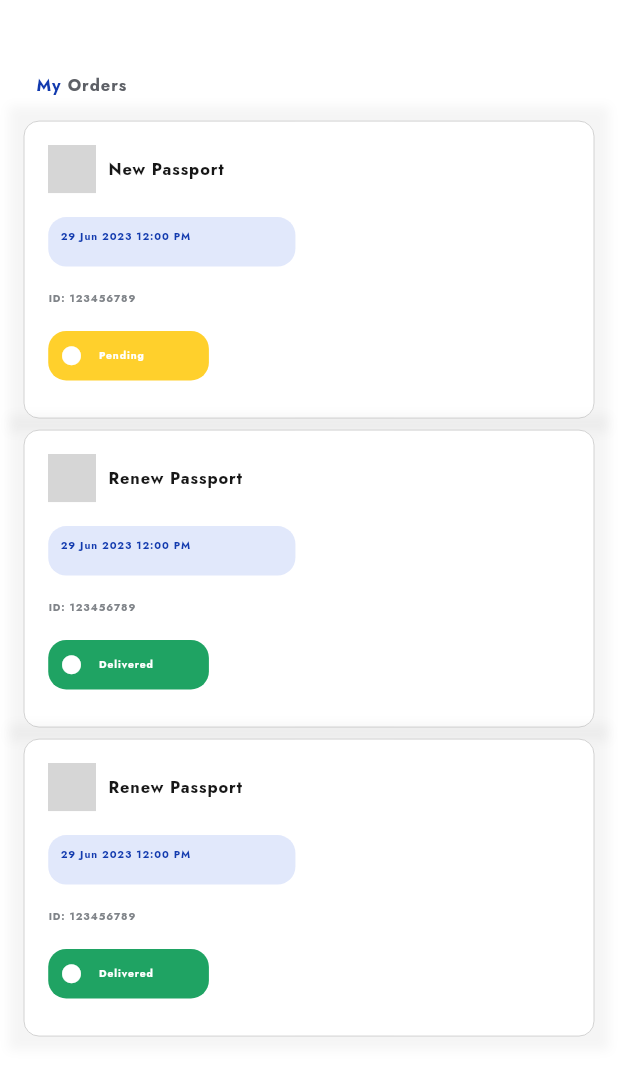
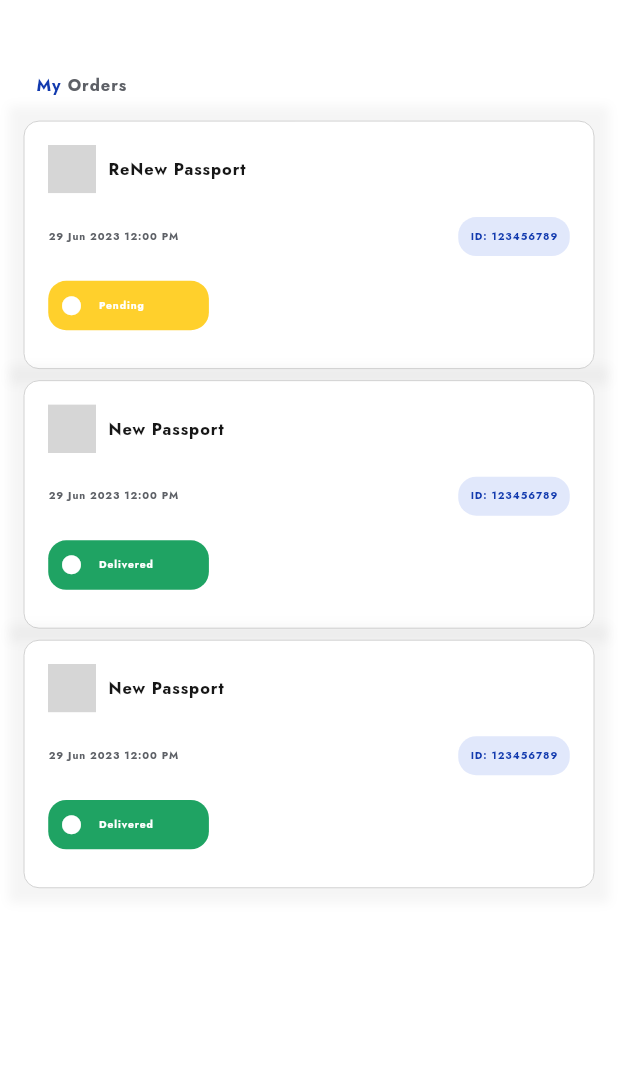
Before and after one commit to binimuse/ics, a Flutter app: the MyOrderView screen opened by its route, on a phone screen of 412 x 824 dp. Shown: the top 1076 px of the screen. Run offline on Flutter 3.47's test engine with Material 2 defaults, Android fonts, the phone set to English and light mode, and no system bars; our stand-ins replace bot_toast, cached_network_image, carousel_slider, connectivity, flutter_bounce, flutter_form_builder and 11 more; accounts and stored records are empty; grey boxes are pictures that could not be loaded.

Commit message:
<fix> some bug fixed

```diff
--- a/lib/app/modules/my_order/views/my_order_view.dart
+++ b/lib/app/modules/my_order/views/my_order_view.dart
@@ -25,11 +25,11 @@ class MyOrderView extends GetView<MyOrderController> {
                 height: 3.h,
               ),
               buildName(context),
+              buildcard(context, "ReNew Passport", "29 Jun 2023 12:00 PM",
+                  "Pending", "ID: 123456789"),
               buildcard(context, "New Passport", "29 Jun 2023 12:00 PM",
-                  "Pending", "ID: 123456789"),
-              buildcard(context, "Renew Passport", "29 Jun 2023 12:00 PM",
                   "Delivered", "ID: 123456789"),
-              buildcard(context, "Renew Passport", "29 Jun 2023 12:00 PM",
+              buildcard(context, "New Passport", "29 Jun 2023 12:00 PM",
                   "Delivered", "ID: 123456789"),
             ],
           ),
@@ -64,7 +64,7 @@ class MyOrderView extends GetView<MyOrderController> {
   buildcard(BuildContext context, String title, String date, String status,
       String id) {
     return Container(
-      height: 25.h,
+      height: 21.h,
       decoration: BoxDecoration(
         boxShadow: [
           BoxShadow(
@@ -115,9 +115,14 @@ class MyOrderView extends GetView<MyOrderController> {
               child: Row(
                 mainAxisAlignment: MainAxisAlignment.spaceBetween,
                 children: [
+                  Text(
+                    date,
+                    style: AppTextStyles.bodySmallBold.copyWith(
+                      color: AppColors.grayDark,
+                      fontSize: AppSizes.font_10,
+                    ),
+                  ),
                   Container(
-                    height: 4.h,
-                    width: 40.w,
                     decoration: BoxDecoration(
                       color: AppColors.primaryLighter.withOpacity(0.2),
                       borderRadius: BorderRadius.circular(12.0),
@@ -125,7 +130,7 @@ class MyOrderView extends GetView<MyOrderController> {
                     child: Padding(
                       padding: const EdgeInsets.all(8.0),
                       child: Text(
-                        date,
+                        id,
                         style: AppTextStyles.bodySmallBold.copyWith(
                           color: AppColors.primary,
                           fontSize: AppSizes.font_10,
@@ -134,21 +139,6 @@ class MyOrderView extends GetView<MyOrderController> {
                     ),
                   ),
                 ],
-              ),
-            ),
-            SizedBox(
-              height: 2.h,
-            ),
-            Padding(
-              padding: EdgeInsets.symmetric(
-                horizontal: AppSizes.mp_w_8 * 0.7,
-              ),
-              child: Text(
-                id,
-                style: AppTextStyles.bodySmallBold.copyWith(
-                  color: AppColors.grayDefault,
-                  fontSize: AppSizes.font_10,
-                ),
               ),
             ),
             SizedBox(
--- a/lib/app/modules/notifications/views/notifications_view.dart
+++ b/lib/app/modules/notifications/views/notifications_view.dart
@@ -31,8 +31,8 @@ class NotificationsView extends GetView<NotificationsController> {
             ),
             _buildCard(
               icon: Icons.notifications,
-              title: 'Reminder',
-              subtitle: 'Meeting at 2:00 PM',
+              title: 'New Message',
+              subtitle: '2:00 PM',
               time: '1:45 PM',
               date: 'Sep 1, 2023',
             ),
```
Also changed, not shown: lib/app/modules/renew_passport/views/widget/renewpassportform.dart (+28 -11 lines), lib/app/modules/setting/views/setting_view.dart (+4 -6 lines).
